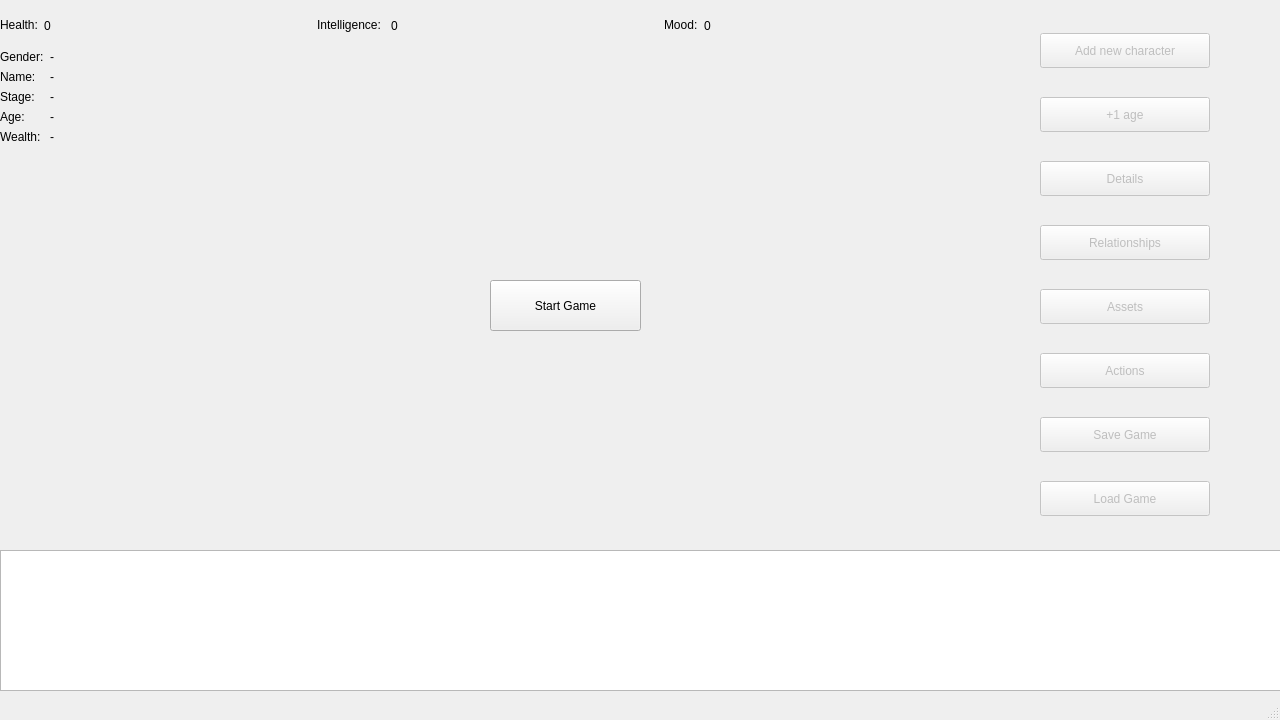
First picture: the form in virtuallifeview.ui, repository kbeni00/VirtualLife, before the edit.
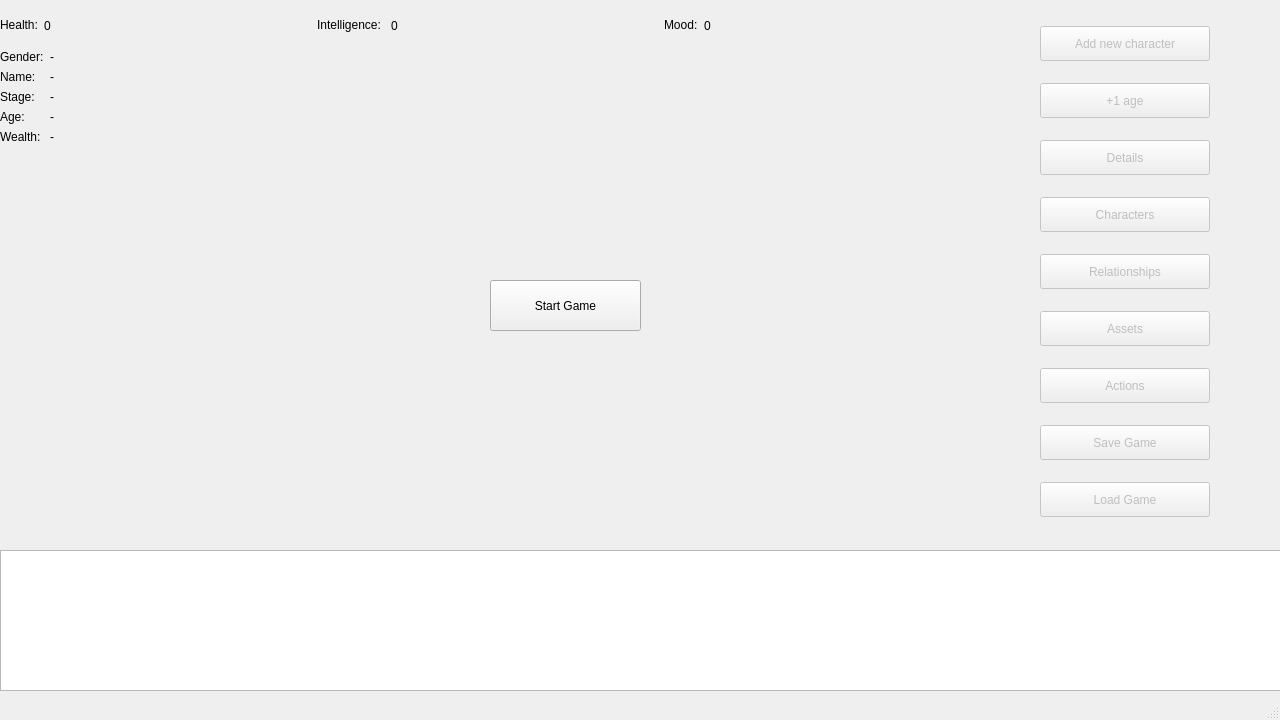
Second picture: the form after the edit.

The edit to the form file:
```diff
--- a/virtuallifeview.ui
+++ b/virtuallifeview.ui
@@ -132,6 +132,22 @@
        </property>
       </widget>
      </item>
+     <item>
+      <widget class="QPushButton" name="_characters">
+       <property name="enabled">
+        <bool>false</bool>
+       </property>
+       <property name="maximumSize">
+        <size>
+         <width>170</width>
+         <height>35</height>
+        </size>
+       </property>
+       <property name="text">
+        <string>Characters</string>
+       </property>
+      </widget>
+     </item>
      <item>
       <widget class="QPushButton" name="_relationships">
        <property name="enabled">
```
Left out of the diff: 2 changed lines with no effect on the pictures.
